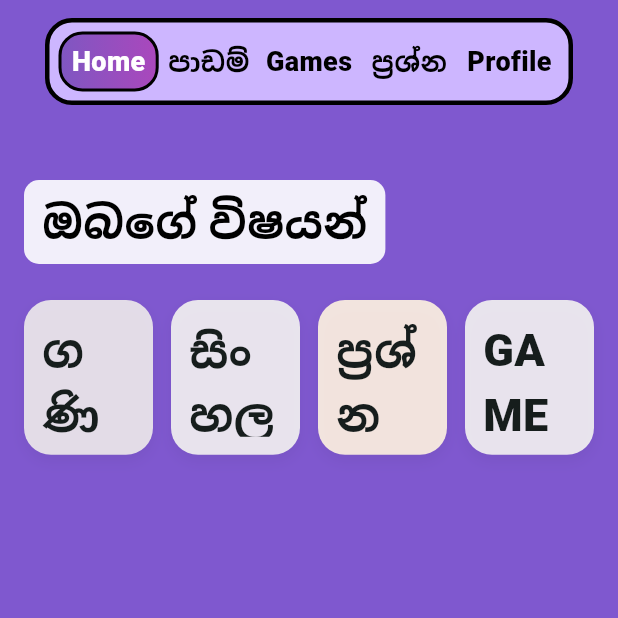
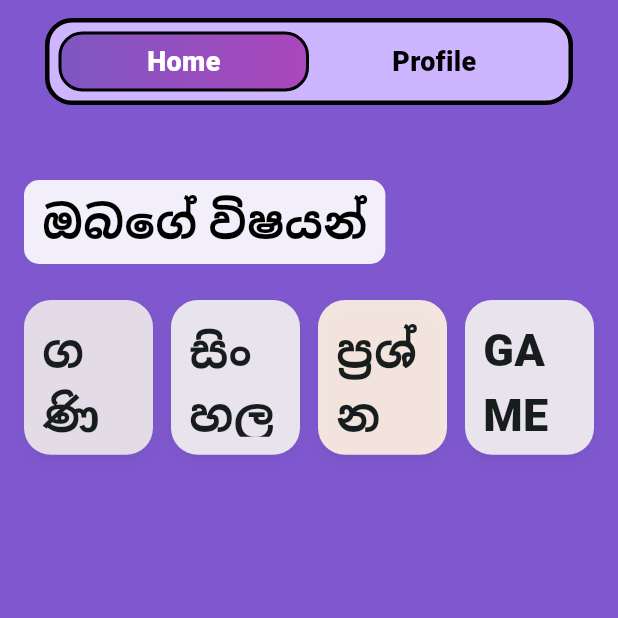
Before and after one commit to gimashi123/ShilpaMobileLearningApp, a Flutter app: the HearingDashboardScreen screen opened by its route, on a phone screen of 412 x 824 dp, the top half of it. Run offline on Flutter 3.47's test engine with Material 3 defaults, Android fonts, the phone set to English and light mode, and no system bars; our stand-ins replace flutter_tts, speech_to_text, video_player; accounts and stored records are empty.

Commit message:
navbar updated

```diff
--- a/mobile_app/lib/component/top_nav_bar.dart
+++ b/mobile_app/lib/component/top_nav_bar.dart
@@ -1,60 +1,88 @@
 import 'package:flutter/material.dart';
+import 'package:mobile_app/session/session.dart';
+
+
+class NavItem {
+  final String label;
+  final String route;
+  const NavItem({required this.label, required this.route});
+}
 
 class TopNavBar extends StatelessWidget {
-  final int selectedTab; // 0 Home, 1 පාඩම්, 2 Games, 3 ප්‍රශ්න, 4 Profile
-
-
-    //final disabilityType = Session.disabilityType;
+  /// selectedTab is the index of the *visible* items list
+  final int selectedTab;
 
   const TopNavBar({super.key, required this.selectedTab});
 
-  void _navigate(BuildContext context, int index) {
-    if (index == selectedTab) return;
+  List<NavItem> _buildItems() {
+    final type = (Session.disabilityType ?? "").toLowerCase();
 
-    switch (index) {
-      case 0:
-        Navigator.pushReplacementNamed(context, '/home_hearing');
-        break;
-      case 1:
-        Navigator.pushReplacementNamed(context, '/hearing_lessons');
-        break;
-      case 2:
-        Navigator.pushReplacementNamed(context, '/games');
-        break;
-      case 3:
-        Navigator.pushReplacementNamed(context, '/quizhear');
-        break;
-      case 4:
-        Navigator.pushReplacementNamed(context, '/profile');
-        break;
+    // Common items for everyone
+    final common = <NavItem>[
+      const NavItem(label: "Profile", route: "/profile"),
+    ];
+
+    // Disability-specific items
+    switch (type) {
+      case "hearing":
+        return [
+          const NavItem(label: "Home", route: "/home_hearing"),
+          const NavItem(label: "පාඩම්", route: "/hearing_lessons"),
+          const NavItem(label: "Games", route: "/games_hearing"),
+          const NavItem(label: "ප්‍රශ්න", route: "/quizhear"),
+          ...common,
+        ];
+
+      case "visual":
+        return [
+          const NavItem(label: "Home", route: "/home_visual"),
+          const NavItem(label: "පාඩම්", route: "/visual_lessons"),
+          const NavItem(label: "Games Visual", route: "/games_visual"),
+          const NavItem(label: "ප්‍රශ්න", route: "/quizvisual"),
+          ...common,
+        ];
+
+      case "physical":
+        return [
+          const NavItem(label: "Home", route: "/home_physical"),
+          const NavItem(label: "පාඩම්", route: "/physical_lessons"),
+          const NavItem(label: "Games", route: "/games_physical"),
+          const NavItem(label: "ප්‍රශ්න", route: "/quizphysical"),
+          ...common,
+        ];
+
+      case "cognitive":
+        return [
+          const NavItem(label: "Home", route: "/home_cognitive"),
+          const NavItem(label: "පාඩම්", route: "/cognitive_lessons"),
+          const NavItem(label: "Games", route: "/games_cognitive"),
+          const NavItem(label: "ප්‍රශ්න", route: "/quizcognitive"),
+          ...common,
+        ];
+
+      default:
+        // Fallback if disabilityType is missing/unknown
+        return [
+          const NavItem(label: "Home", route: "/home"),
+          const NavItem(label: "Profile", route: "/profile"),
+        ];
     }
+  }
+
+  void _navigate(BuildContext context, String route) {
+    Navigator.pushReplacementNamed(context, route);
   }
 
   @override
   Widget build(BuildContext context) {
+    final items = _buildItems();
+
+    // Safety if selectedTab is out of range
+    final safeSelected = selectedTab.clamp(0, items.length - 1);
+
     return Row(
       children: [
-        // Settings
-        // Container(
-        //   width: 78,
-        //   height: 58,
-        //   decoration: BoxDecoration(
-        //     color: Colors.white,
-        //     borderRadius: BorderRadius.circular(14),
-        //     border: Border.all(color: Colors.black, width: 3),
-        //   ),
-        //   child: Row(
-        //     mainAxisAlignment: MainAxisAlignment.center,
-        //     children: const [
-        //       Icon(Icons.settings, size: 30),
-        //       SizedBox(width: 6),
-        //       Icon(Icons.arrow_drop_down, size: 30, color: Colors.redAccent),
-        //     ],
-        //   ),
-        // ),
         const SizedBox(width: 14),
-
-        // Tabs
         Expanded(
           child: Container(
             height: 58,
@@ -65,41 +93,21 @@
               border: Border.all(color: Colors.black, width: 3),
             ),
             child: Row(
-              children: [
-                _TabBtn("Home", selectedTab == 0, () => _navigate(context, 0)),
-                _TabBtn("පාඩම්", selectedTab == 1, () => _navigate(context, 1)),
-                _TabBtn("Games", selectedTab == 2, () => _navigate(context, 2)),
-                _TabBtn(
-                  "ප්‍රශ්න",
-                  selectedTab == 3,
-                  () => _navigate(context, 3),
-                ),
-                _TabBtn(
-                  "Profile",
-                  selectedTab == 4,
-                  () => _navigate(context, 4),
-                ),
-              ],
+              children: List.generate(items.length, (i) {
+                final item = items[i];
+                return _TabBtn(
+                  item.label,
+                  i == safeSelected,
+                  () {
+                    if (i == safeSelected) return;
+                    _navigate(context, item.route);
+                  },
+                );
+              }),
             ),
           ),
         ),
-
         const SizedBox(width: 14),
-
-        // Avatar
-        // Container(
-        //   width: 62,
-        //   height: 62,
-        //   decoration: BoxDecoration(
-        //     shape: BoxShape.circle,
-        //     border: Border.all(color: Colors.black, width: 3),
-        //     gradient: const LinearGradient(
-        //       colors: [Color(0xFF7AF2D6), Color(0xFFB6FF8F)],
-        //     ),
-        //   ),
-        //   child: const Icon(Icons.person, size: 34),
-
-        // ),
       ],
     );
   }
@@ -131,6 +139,7 @@
           ),
           child: Text(
             text,
+            overflow: TextOverflow.ellipsis,
             style: TextStyle(
               fontSize: 18,
               fontWeight: FontWeight.w800,
```
